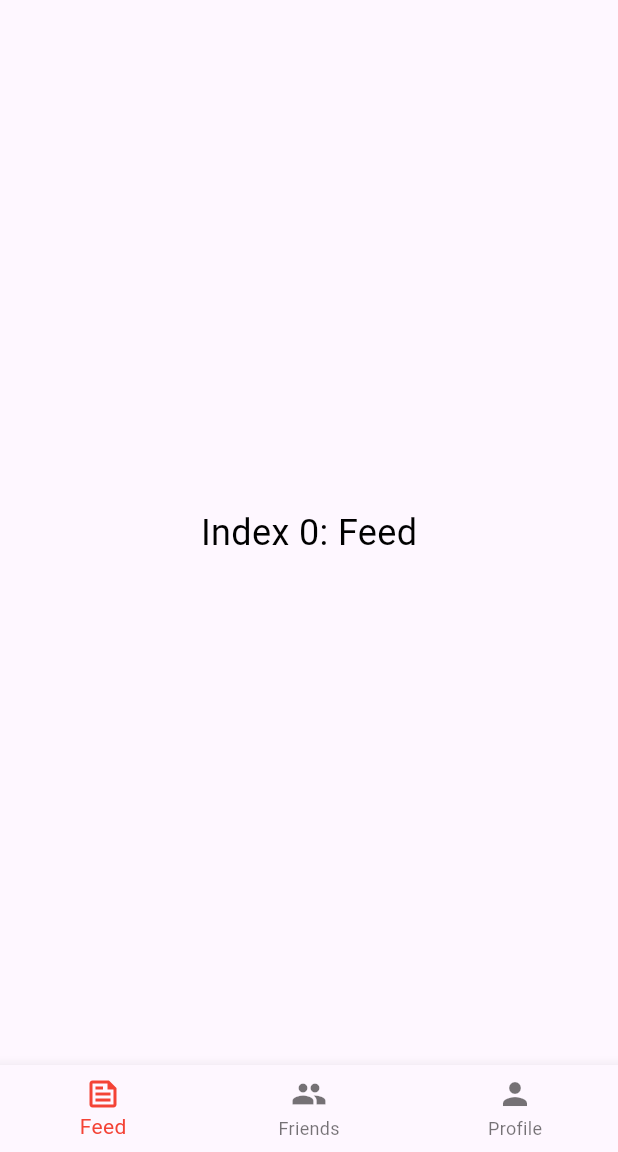
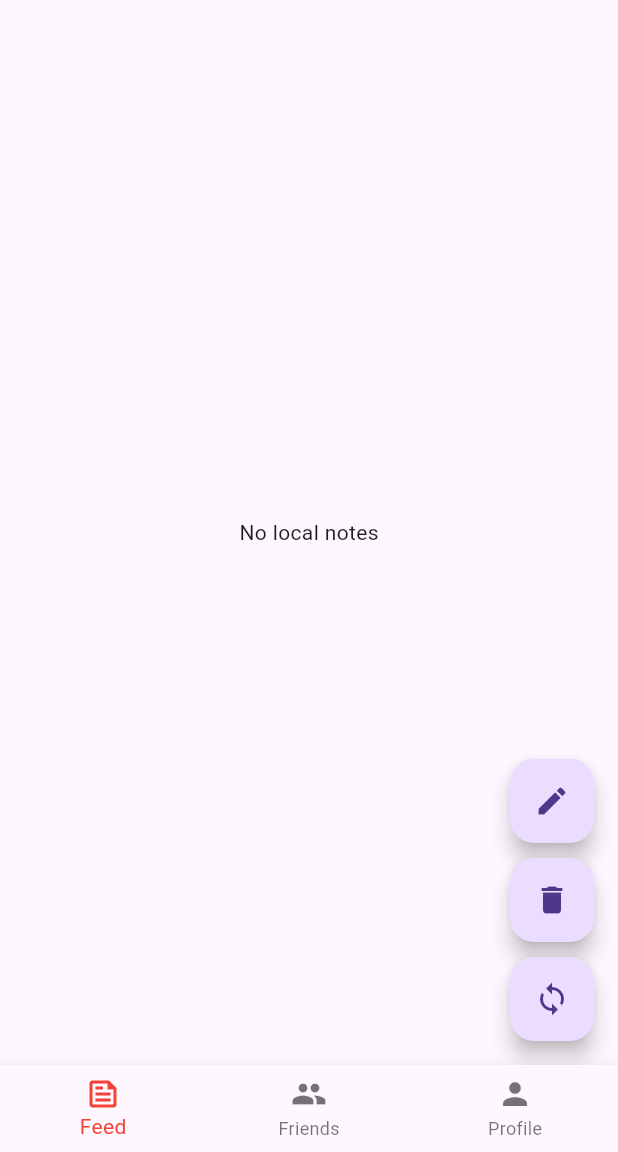
Before and after one commit to FilipsP/networking_app, a Flutter app: the screen it shows once a user with an empty profile is signed in, on a phone screen of 412 x 824 dp, the part 84-1236 px from its top. Run offline on Flutter 3.47's test engine with Material 2 defaults, Android fonts, the phone set to English and light mode, and no system bars; our stand-ins replace firebase_auth, firebase_core, firebase_database, shared_preferences; accounts and stored records are empty; generated files the repository leaves out were written again; network calls fail; Roboto replaces fonts that are missing (SourceSansPro).

Commit message:
Connected app to db
- added local storage using shared_preferences
- added base template for connection to firebase db
- added basic ability to add new posts to db

```diff
--- a/lib/auth/auth_home.dart
+++ b/lib/auth/components/auth_home.dart
@@ -1,10 +1,10 @@
 import 'package:firebase_auth/firebase_auth.dart';
 import 'package:flutter/material.dart';
 
-import 'auth.dart';
+import '../auth.dart';
 
 class AuthHome extends StatefulWidget {
-  AuthHome({super.key});
+  const AuthHome({super.key});
 
   @override
   State<AuthHome> createState() => _AuthHomeState();
--- /dev/null
+++ b/lib/db/notes_demo_page.dart
@@ -0,0 +1,185 @@
+import 'package:flutter/foundation.dart';
+import 'package:flutter/material.dart';
+import 'package:networking_app/db/firebase/firebase_posts.dart';
+import 'package:shared_preferences/shared_preferences.dart';
+
+import 'firebase/firebase_db_init.dart';
+
+class NotesDemoPage extends StatefulWidget {
+  const NotesDemoPage({super.key});
+  @override
+  State<NotesDemoPage> createState() => _NotesDemoPageState();
+}
+
+class _NotesDemoPageState extends State<NotesDemoPage> {
+  final Future<SharedPreferences> _prefs = SharedPreferences.getInstance();
+  late Future<List<String>?> _notes;
+  bool _firebaseNotes = false;
+
+  Future<void> _addNote() async {
+    final SharedPreferences prefs = await _prefs;
+    final List<String> notes = prefs.getStringList('notes') ?? [];
+    notes.add(DateTime.now().toString());
+
+    setState(() {
+      _notes = prefs.setStringList('notes', notes).then((bool success) {
+        return notes;
+      });
+    });
+  }
+
+  Future<void> _writeNewPostToDB() async {
+    final body = await _promptForNewNote();
+    if (body != null) {
+      await FirebaseDB().writeNewPost("Test", body);
+    } else {
+      if (kDebugMode) {
+        print("body is null");
+      }
+    }
+  }
+
+  @override
+  void initState() {
+    super.initState();
+    _notes = _prefs.then((SharedPreferences prefs) {
+      return prefs.getStringList('notes');
+    });
+  }
+
+  @override
+  Widget build(BuildContext context) {
+    return Scaffold(
+      body: Center(child: _buildPageContent()),
+      floatingActionButton:
+          Column(mainAxisAlignment: MainAxisAlignment.end, children: [
+        FloatingActionButton(
+          onPressed: _firebaseNotes ? _writeNewPostToDB : _addNote,
+          tooltip: 'Add note',
+          child: const Icon(Icons.edit),
+        ),
+        const SizedBox(height: 10),
+        FloatingActionButton(
+          onPressed: _clearNotes,
+          tooltip: 'Clear notes',
+          child: const Icon(Icons.delete),
+        ),
+        const SizedBox(height: 10),
+        FloatingActionButton(
+          onPressed: _switchFirebaseNotes,
+          tooltip: 'Sync notes',
+          child: const Icon(Icons.sync),
+        ),
+      ]),
+    );
+  }
+
+  Widget _buildPageContent() {
+    return _firebaseNotes ? const FirebasePosts() : _getNotesFutureBuilder();
+  }
+
+  Widget _getNotesFutureBuilder() {
+    return FutureBuilder<List<String>?>(
+        future: _notes,
+        builder: (BuildContext context, AsyncSnapshot<List<String>?> snapshot) {
+          switch (snapshot.connectionState) {
+            case ConnectionState.none:
+            case ConnectionState.waiting:
+              return const CircularProgressIndicator();
+            case ConnectionState.active:
+            case ConnectionState.done:
+              if (snapshot.hasError) {
+                return Text('Error: ${snapshot.error}');
+              } else {
+                if (snapshot.data == null) {
+                  return _emptyNotes();
+                } else {
+                  return _buildNotesList(snapshot.data);
+                }
+              }
+          }
+        });
+  }
+
+  Widget _buildNotesList(notes) {
+    return ListView.builder(
+      shrinkWrap: true,
+      itemCount: notes.length,
+      itemBuilder: (context, index) {
+        return _notesContainer(notes![index], index);
+      },
+    );
+  }
+
+  Widget _emptyNotes() {
+    return const Center(
+      child: Text('No local notes'),
+    );
+  }
+
+  Widget _notesContainer(String note, int index) {
+    return WillPopScope(
+        onWillPop: () async {
+          return true;
+        },
+        child: GestureDetector(
+            onTap: () {},
+            onLongPress: () {},
+            child: Container(
+              padding: const EdgeInsets.all(10),
+              margin:
+                  const EdgeInsets.symmetric(vertical: 8.0, horizontal: 32.0),
+              decoration: BoxDecoration(
+                border: Border.all(color: Colors.black54),
+                borderRadius: BorderRadius.circular(10),
+              ),
+              height: 100,
+              child: ListTile(
+                //title: Text(note.name),
+                subtitle: Text(note),
+                leading: const Icon(Icons.event_note),
+              ),
+            )));
+  }
+
+  void _clearNotes() async {
+    final SharedPreferences prefs = await _prefs;
+    prefs.remove('notes');
+    setState(() {
+      _notes = Future.value(null);
+    });
+  }
+
+  void _switchFirebaseNotes() {
+    setState(() {
+      _firebaseNotes = !_firebaseNotes;
+    });
+  }
+
+  Future<String?> _promptForNewNote() async {
+    //only asks for body of the post atm
+    final controller = TextEditingController();
+    return await showDialog<String?>(
+      context: context,
+      builder: (context) => AlertDialog(
+        title: Row(children: const [
+          Text('Add note', style: TextStyle(fontSize: 20)),
+          Icon(Icons.note_alt_outlined)
+        ]),
+        content: TextField(controller: controller),
+        actions: [
+          TextButton(
+            onPressed: () => Navigator.of(context).pop(),
+            child: const Text('Cancel'),
+          ),
+          ElevatedButton(
+            onPressed: () {
+              Navigator.of(context).pop(controller.text);
+            },
+            child: const Text('Save'),
+          ),
+        ],
+      ),
+    );
+  }
+}
--- a/lib/main.dart
+++ b/lib/main.dart
@@ -1,8 +1,9 @@
 import 'package:firebase_auth/firebase_auth.dart';
 import 'package:firebase_core/firebase_core.dart';
 import 'package:flutter/material.dart';
-import 'package:networking_app/auth/auth_home.dart';
+import 'package:networking_app/auth/components/auth_home.dart';
 import 'auth/auth.dart';
+import 'db/notes_demo_page.dart';
 import 'firebase_options.dart';
 
 Future<void> main() async {
@@ -21,7 +22,6 @@ class App extends StatelessWidget {
         title: 'Flutter Demo',
         theme: ThemeData(
           useMaterial3: true,
-          fontFamily: 'SourceSansPro',
           primarySwatch: Colors.blue,
         ),
         home: const Home());
@@ -40,13 +40,7 @@ class _HomeState extends State<Home> {
 
   final List<Widget> _widgetOptions = <Widget>[
     //Done components go here
-    const Text(
-      'Index 0: Feed',
-      style: TextStyle(
-        fontSize: 24,
-        color: Colors.black,
-      ),
-    ),
+    const NotesDemoPage(),
     const Text(
       'Index 1: Friends',
       style: TextStyle(
@@ -54,7 +48,7 @@ class _HomeState extends State<Home> {
         color: Colors.black,
       ),
     ),
-    AuthHome(),
+    const AuthHome(),
   ];
   void _onItemTapped(int index) {
     setState(() {
@@ -89,7 +83,7 @@ class _HomeState extends State<Home> {
 
   Widget _buildBody() {
     if (_user == null) {
-      return AuthHome();
+      return const AuthHome();
     }
     return _widgetOptions.elementAt(_selectedIndex);
   }
@@ -104,8 +98,6 @@ class _HomeState extends State<Home> {
         title: _title(),
       ),
       body: Center(
-        // Center is a layout widget. It takes a single child and positions it
-        // in the middle of the parent.
         child: _buildBody(),
       ),
       bottomNavigationBar: BottomNavigationBar(
--- a/pubspec.yaml
+++ b/pubspec.yaml
@@ -37,6 +37,10 @@ dependencies:
   cupertino_icons: ^1.0.2
   firebase_auth: ^4.4.0
   firebase_core: ^2.9.0
+  firebase_database: ^10.1.0
+  shared_preferences: ^2.1.0
+  uuid: ^3.0.7
+  intl: ^0.17.0
 
 dev_dependencies:
   flutter_test:
```
Also changed, not shown: lib/auth/components/login_register.dart (renamed from lib/auth/login_register.dart, +9 -7 lines), lib/db/firebase/firebase_db_init.dart (added, +33 -0 lines), lib/db/firebase/firebase_posts.dart (added, +90 -0 lines).
